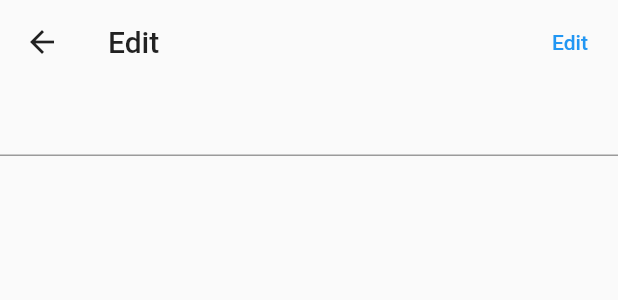
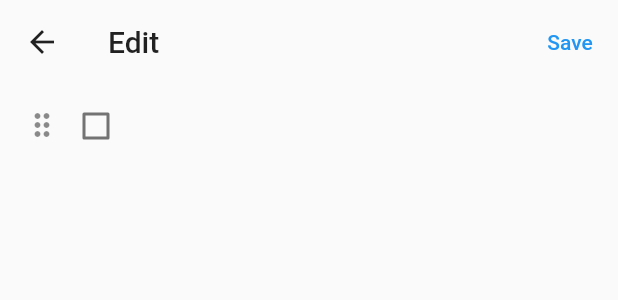
Before and after one commit to KeepBonds/frigo_exp, a Flutter app: the GroceryListAddScreen widget shown alone on an empty page, opened directly, on a phone screen of 412 x 824 dp. Shown: the top 300 px of the screen. Run offline on Flutter 3.47's test engine with Material 2 defaults, Android fonts, the light colour scheme and no system bars; our stand-ins replace cached_network_image, carousel_slider, dio, image_picker, shared_preferences; missing offline and left inert: mmkv; accounts and stored records are empty; network calls fail.

Commit message:
Update grocery list

```diff
--- a/lib/objects/GroceryItem.dart
+++ b/lib/objects/GroceryItem.dart
@@ -2,25 +2,36 @@ class GroceryItem {
   int ragicId = -1;
   int listId = -1;
   String name = "";
+  int seq = -1;
   bool checked = false;
 
   GroceryItem({
     required this.ragicId,
     required this.listId,
     required this.name,
+    required this.seq,
     required this.checked,
   });
+
+  GroceryItem.mock()
+      : ragicId = -100000000,
+        listId = -100000000,
+        name = "",
+        seq = -100000000,
+        checked = false;
 
   GroceryItem.fromApi(Map<String, dynamic> json, int parentListId)
       : ragicId = json['_ragicId'] ?? -1,
         listId = parentListId,
         name = json['1000311'] ?? "",
+        seq = int.tryParse(json['1000344']) ?? -1,
         checked = json['1000312'] == "true";
 
-  Map<String, dynamic> toApi() =>{
+  Map<String, dynamic> toApi() => {
     "_ragicId": ragicId,
     "1000311": name,
-    "1000312": checked,
+    "1000344": seq.toString(),
+    "1000312": checked.toString(),
   };
 
   static GroceryItem fromJson(Map<String, dynamic> json) {
@@ -28,6 +39,7 @@ class GroceryItem {
       ragicId: json["ragicId"],
       listId: json["listId"],
       name: json["name"],
+      seq: json["seq"],
       checked: json["checked"],
     );
   }
@@ -36,6 +48,12 @@ class GroceryItem {
     "ragicId": ragicId,
     "listId": listId,
     "name": name,
+    "seq": seq,
     "checked": checked,
   };
+
+  @override
+  String toString() {
+    return toJson().toString();
+  }
 }
--- a/lib/pages/GroceryListAddScreen.dart
+++ b/lib/pages/GroceryListAddScreen.dart
@@ -2,6 +2,13 @@ import 'package:frigo_exp/manager/manager.dart';
 
 import '../elements/elements.dart';
 import '../objects/objects.dart';
+
+class GroceryItemController {
+  GroceryItem item;
+  TextEditingController controller;
+
+  GroceryItemController(this.item, this.controller);
+}
 
 class GroceryListAddScreen extends StatefulWidget {
   final GroceryList? groceryList;
@@ -17,18 +24,19 @@ class GroceryListAddScreen extends StatefulWidget {
 class _GroceryListAddScreenController extends State<GroceryListAddScreen> {
 
   List<GroceryItem> items = [];
-  List<TextEditingController> controllers = [];
+  List<GroceryItemController> controllers = [];
 
   @override
   void initState() {
     super.initState();
     if(widget.groceryList != null) {
       items.addAll(widget.groceryList!.items);
+      items.sort((a, b) => a.seq.compareTo(b.seq));
     }
     for(GroceryItem item in items) {
-      controllers.add(TextEditingController(text: item.name));
+      controllers.add(GroceryItemController(item, TextEditingController(text: item.name)));
     }
-    controllers.add(TextEditingController(text: ""));
+    controllers.add(GroceryItemController(GroceryItem.mock(), TextEditingController(text: "")));
   }
 
   onChanged(val, index) {
@@ -37,23 +45,53 @@ class _GroceryListAddScreenController extends State<GroceryListAddScreen> {
         ragicId: -1,
         listId: widget.groceryList?.ragicId ?? -1,
         name: val ?? "",
-        checked: false
+        checked: false,
+        seq: index
       );
-      items.add(newItem);
-      controllers.add(TextEditingController(text: ""));
+      controllers[index].item = newItem;
+      controllers.add(GroceryItemController(GroceryItem.mock(), TextEditingController(text: "")));
     } else {
-      items[index].name = val ?? "";
+      controllers[index].item.name = val ?? "";
     }
     setState(() {});
   }
 
+  onChecked(bool? check, int index) {
+    if(check == null) return;
+
+    controllers[index].item.checked = check;
+    setState(() {});
+  }
+
+  onChangedSeq(int? newSeq, int index) {
+    if(newSeq == null) return;
+
+    if (index < newSeq) {
+      newSeq -= 1;
+    }
+    final GroceryItemController item = controllers.removeAt(index);
+    controllers.insert(newSeq, item);
+
+    for(int  i = 0 ; i < controllers.length ; i++) {
+      controllers[i].item.seq = i;
+    }
+
+    setState(() {});
+  }
+
   onSave() {
+    List<GroceryItem> saveItems = [];
+    for(GroceryItemController controller in controllers) {
+      if(controller.item.ragicId == -100000000) continue;
+      saveItems.add(controller.item);
+    }
+
     if(widget.groceryList != null) {
-      widget.groceryList!.items = items;
-      GroceryListManager.getState().saveListToApi(widget.groceryList, items);
+      GroceryListManager.getState().saveListToApi(widget.groceryList, saveItems);
     } else {
-      GroceryListManager.getState().saveListToApi(null, items);
+      GroceryListManager.getState().saveListToApi(null, saveItems);
     }
+    Navigator.pop(context);
   }
 
   @override
@@ -78,19 +116,44 @@ class _GroceryListAddScreenView extends WidgetView<GroceryListAddScreen, _Grocer
         actions: [
           TextButton(
               onPressed: state.onSave,
-              child: const Text("Edit")
+              child: const Text("Save")
           ),
         ],
       ),
-      body: ListView.builder(
+      body: ReorderableListView.builder(
         itemCount: state.controllers.length,
         itemBuilder: (context, index) {
-          return TextField(
-            controller: state.controllers[index],
-            onChanged: (String? val) => state.onChanged(val, index),
+          return ListTile(
+            key: Key('$index'),
+            title: Row(
+              crossAxisAlignment: CrossAxisAlignment.start,
+              children: [
+                Container(
+                  padding: EdgeInsets.symmetric(vertical: 11),
+                  child: Icon(Icons.drag_indicator),
+                ),
+                Checkbox(
+                    value: state.controllers[index].item.checked,
+                    onChanged: (bool? check) => state.onChecked(check, index)
+                ),
+                Expanded(
+                  child: TextField(
+                    maxLines: null,
+                    decoration: const InputDecoration(
+                      focusedBorder: InputBorder.none,
+                      border: InputBorder.none,
+                      enabledBorder: InputBorder.none
+                    ),
+                    controller: state.controllers[index].controller,
+                    onChanged: (String? val) => state.onChanged(val, index),
+                  ),
+                )
+              ],
+            ),
           );
-        }
-      ),
+        },
+        onReorder:  (int oldIndex, int newIndex) => state.onChangedSeq(newIndex, oldIndex),
+      )
     );
   }
 }
--- a/lib/pages/HomePage.dart
+++ b/lib/pages/HomePage.dart
@@ -41,7 +41,7 @@ class _MyHomePageState extends State<MyHomePage> {
   Future<void> _navigateToAddGList() async {
     await Navigator.push(
       context,
-      MaterialPageRoute(builder: (context) => GroceryListAddScreen()),
+      MaterialPageRoute(builder: (context) => const GroceryListAddScreen()),
     ).whenComplete(() {
       setState(() {});
     });
```
Also changed, not shown: lib/manager/GroceryListManager.dart (+4 -5 lines).
